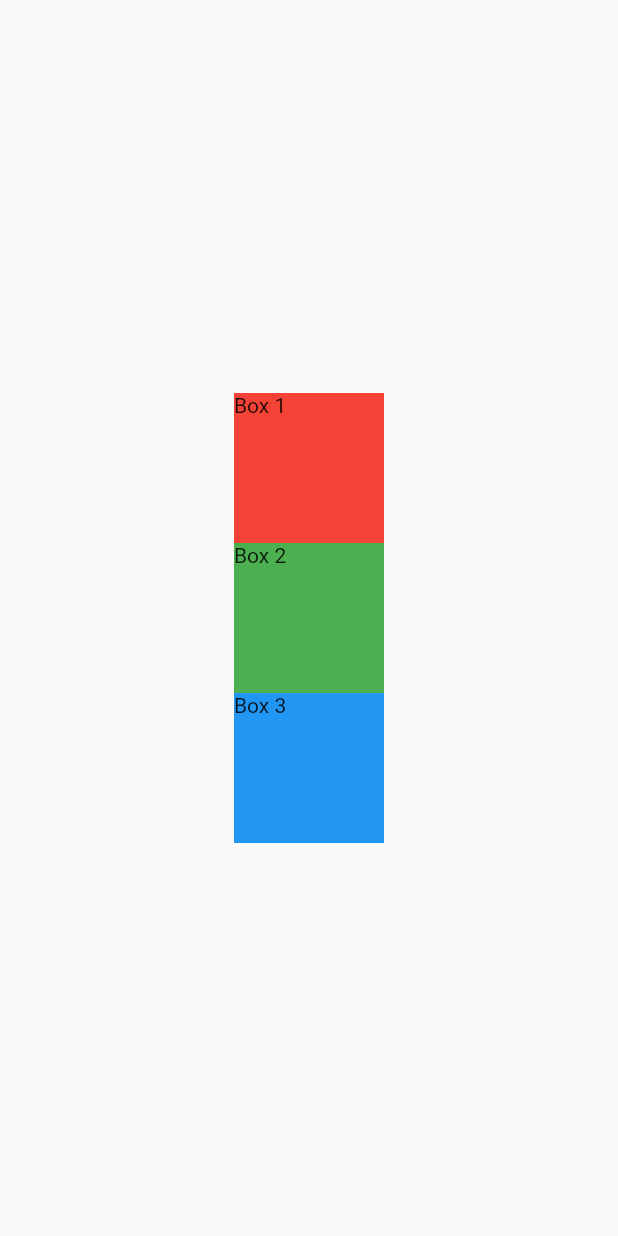
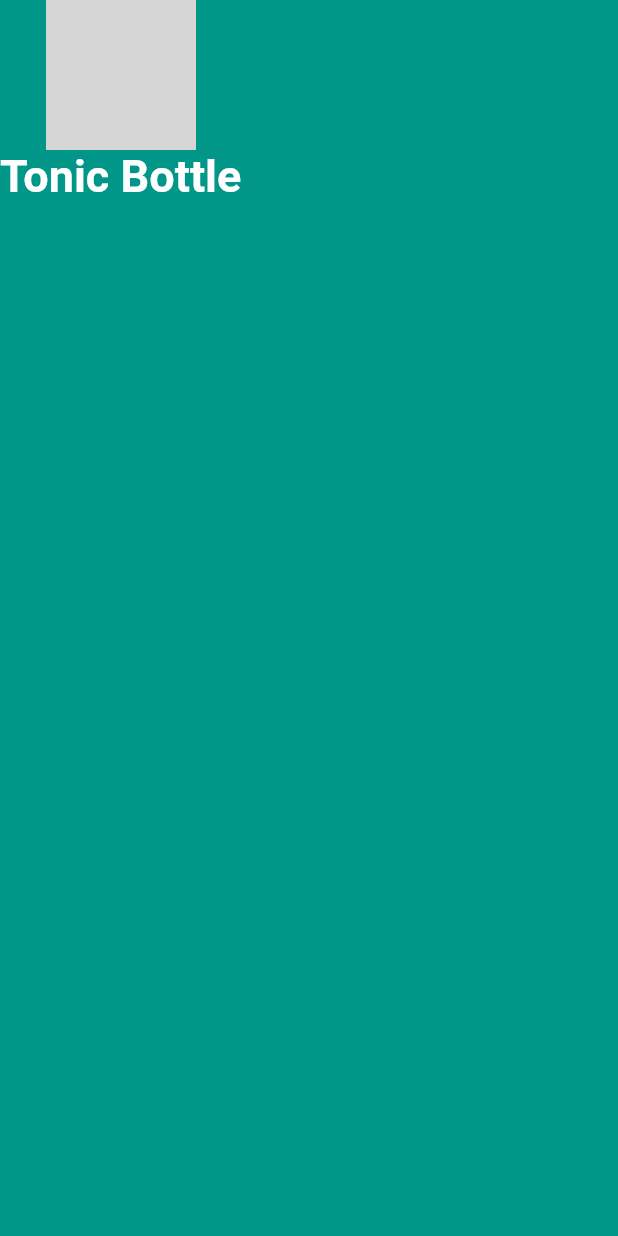
Before and after one commit to SomanathKambar/flutter_sample_1, a Flutter app: the screen it shows after launch, on a phone screen of 412 x 824 dp. Run offline on Flutter 3.47's test engine with Material 2 defaults, Android fonts, the phone set to English and light mode, and no system bars; grey boxes are pictures that could not be loaded.

Commit message:
Adding Circle image and title to a column

```diff
--- a/lib/main.dart
+++ b/lib/main.dart
@@ -3,7 +3,7 @@ import 'dart:ui';
 import 'package:flutter/material.dart';
 
 void main() {
-  runApp(MyApp());
+  runApp(CardApp());
 }
 
 class MyApp extends StatelessWidget {
@@ -12,7 +12,8 @@ class MyApp extends StatelessWidget {
     return MaterialApp(
       home: Scaffold(
         body: SafeArea(
-          child: Column( mainAxisAlignment: MainAxisAlignment.center,
+          child: Column(
+            mainAxisAlignment: MainAxisAlignment.center,
             crossAxisAlignment: CrossAxisAlignment.center,
             children: [
               Container(
@@ -33,7 +34,9 @@ class MyApp extends StatelessWidget {
                 child: Text("Box 3"),
                 color: Colors.blue,
               ),
-              Container(width: double.infinity,),
+              Container(
+                width: double.infinity,
+              ),
             ],
           ),
         ),
@@ -41,3 +44,27 @@ class MyApp extends StatelessWidget {
     );
   }
 }
+
+class CardApp extends StatelessWidget {
+  @override
+  Widget build(BuildContext context) {
+    return MaterialApp(
+      home: Scaffold(
+        backgroundColor: Colors.teal,
+        body: SafeArea(
+          child: Column(
+            children: [
+              CircleAvatar(
+                radius: 50.0,
+                backgroundImage: AssetImage("images/tonic.png"),
+                ),
+              Text("Tonic Bottle", textAlign: TextAlign.center,
+                  style: TextStyle(fontSize: 30.0, color: Colors.white, fontWeight: FontWeight.bold)
+              )
+            ],
+          ),
+        ),
+      ),
+    );
+  }
+}
```
